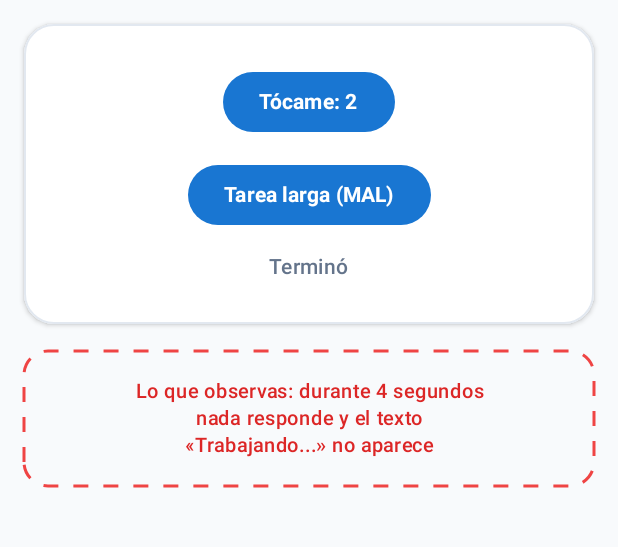
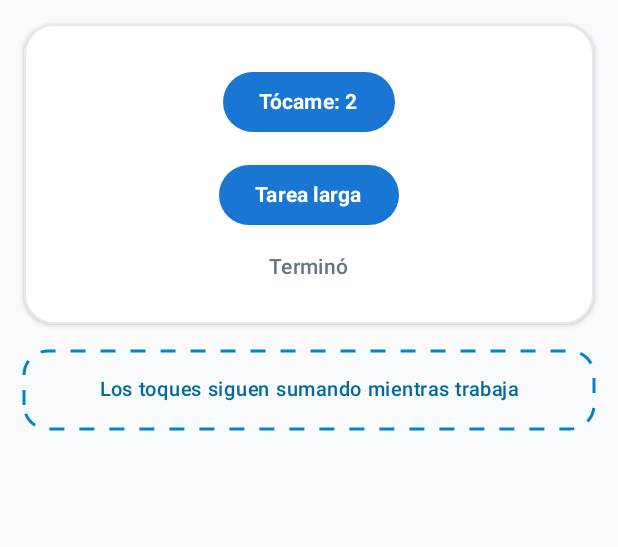
Before and after one commit to Jesus-Rocha-B/Lab-CentroTareas-Rocha, an Android app built with Jetpack Compose: the screen it shows after launch (MainActivity), after a tap on an icon or button, on a phone screen of 412 x 824 dp, the part 96-643 px from its top. Run offline under Robolectric (Android 15) with nearby library versions, the phone set to English and light mode, and no system bars; 2 other taps on this screen came first.

Commit message:
fix(hilos): mueve la tarea larga a una corrutina con withContext

```diff
--- a/app/src/main/java/com/rocha/centrotareas/ui/PantallaTareas.kt
+++ b/app/src/main/java/com/rocha/centrotareas/ui/PantallaTareas.kt
@@ -98,9 +98,9 @@ fun PantallaTareas(vm: TareasViewModel) {
                         )
                     }
 
-                    // Botón 2: Tarea larga (MAL) que bloquea el hilo principal
+                    // Botón 2: Tarea larga con corrutina en segundo plano
                     Button(
-                        onClick = { vm.tareaLargaMala() },
+                        onClick = { vm.tareaLarga() },
                         shape = RoundedCornerShape(50),
                         colors = ButtonDefaults.buttonColors(
                             containerColor = Color(0xFF1976D2),
@@ -108,7 +108,7 @@ fun PantallaTareas(vm: TareasViewModel) {
                         )
                     ) {
                         Text(
-                            text = "Tarea larga (MAL)",
+                            text = "Tarea larga",
                             fontWeight = FontWeight.Bold
                         )
                     }
@@ -123,7 +123,7 @@ fun PantallaTareas(vm: TareasViewModel) {
                 }
             }
 
-            // Recuadro con borde rojo punteado (Explicación del congelamiento)
+            // Recuadro con borde celeste punteado (Paso 2: Con corrutina)
             val strokeDashed = Stroke(
                 width = 3f,
                 pathEffect = PathEffect.dashPathEffect(floatArrayOf(15f, 15f), 0f)
@@ -133,20 +133,19 @@ fun PantallaTareas(vm: TareasViewModel) {
                     .fillMaxWidth()
                     .drawBehind {
                         drawRoundRect(
-                            color = Color(0xFFEF4444),
+                            color = Color(0xFF0284C7),
                             style = strokeDashed,
                             cornerRadius = CornerRadius(16.dp.toPx())
                         )
                     }
-                    .padding(horizontal = 20.dp, vertical = 18.dp),
+                    .padding(horizontal = 20.dp, vertical = 14.dp),
                 contentAlignment = Alignment.Center
             ) {
                 Text(
-                    text = "Lo que observas: durante 4 segundos\nnada responde y el texto\n«Trabajando...» no aparece",
-                    color = Color(0xFFDC2626),
+                    text = "Los toques siguen sumando mientras trabaja",
+                    color = Color(0xFF0369A1),
                     fontWeight = FontWeight.SemiBold,
                     fontSize = 13.sp,
-                    lineHeight = 18.sp,
                     textAlign = TextAlign.Center
                 )
             }
--- a/app/src/main/java/com/rocha/centrotareas/viewmodel/TareasViewModel.kt
+++ b/app/src/main/java/com/rocha/centrotareas/viewmodel/TareasViewModel.kt
@@ -1,26 +1,38 @@
 package com.rocha.centrotareas.viewmodel
 
+import android.util.Log
 import androidx.lifecycle.ViewModel
+import androidx.lifecycle.viewModelScope
 import com.rocha.centrotareas.data.TareasRepository
 import com.rocha.centrotareas.model.CargaUi
 import com.rocha.centrotareas.model.PrimosUi
+import kotlinx.coroutines.Dispatchers
+import kotlinx.coroutines.delay
 import kotlinx.coroutines.flow.MutableStateFlow
 import kotlinx.coroutines.flow.StateFlow
 import kotlinx.coroutines.flow.asStateFlow
+import kotlinx.coroutines.launch
+import kotlinx.coroutines.withContext
 
 class TareasViewModel(private val repo: TareasRepository) : ViewModel() {
     // ----- Tarea con progreso (pasos 1 a 4)
     private val _mensaje = MutableStateFlow("Listo")
     val mensaje: StateFlow<String> = _mensaje.asStateFlow()
 
-    // Paso 1: Tarea larga que bloquea el hilo principal (MAL)
-    fun tareaLargaMala() {
-        _mensaje.value = "Trabajando..."
-        Thread.sleep(4000)
-        _mensaje.value = "Terminó"
+    // Paso 2: Tarea larga en segundo plano con withContext (reemplaza tareaLargaMala)
+    fun tareaLarga() {
+        viewModelScope.launch {
+            _mensaje.value = "Trabajando..."
+            Log.d("HILO", "Antes: ${Thread.currentThread().name}")
+            withContext(Dispatchers.Default) {
+                Log.d("HILO", "Dentro: ${Thread.currentThread().name}")
+                delay(4000)
+            }
+            Log.d("HILO", "Despues: ${Thread.currentThread().name}")
+            _mensaje.value = "Terminó"
+        }
     }
 
-    // TODO Paso 2: fun tareaLarga()
     // TODO Paso 3: progreso
     // TODO Paso 4: trabajo (Job), corriendo y cancelar()
 
```
Also changed, not shown: 1 other file.
